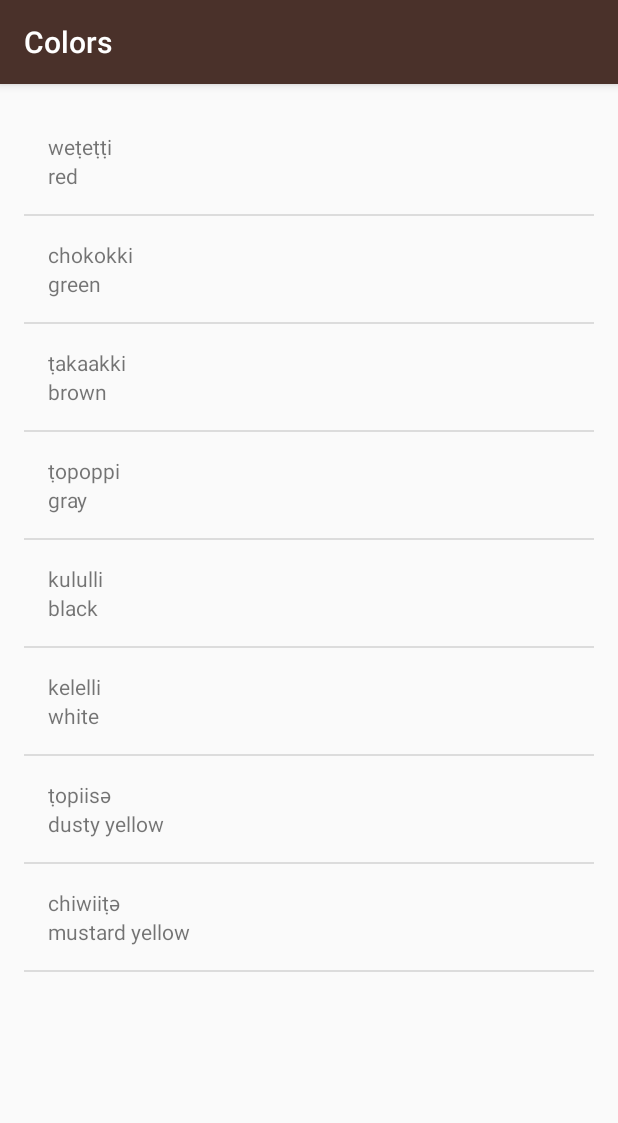
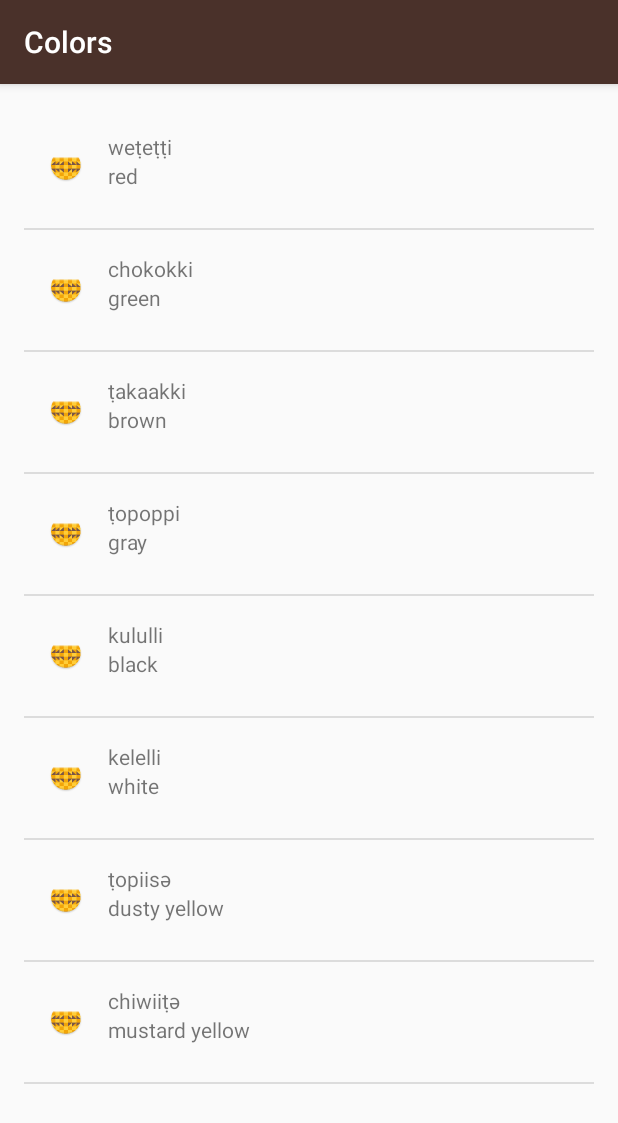
Before and after one commit to adussa3/Miwok, an Android app: the ColorsActivity screen opened directly, with no data from a screen before it, on a phone screen of 412 x 824 dp. Shown: the top 1123 px of the screen. Run offline under Robolectric (Android 15) with nearby library versions, the phone set to English and light mode, and no system bars.

Commit message:
Created common layout used for all the activities

```diff
--- a/app/src/main/res/layout/list_item.xml
+++ b/app/src/main/res/layout/list_item.xml
@@ -1,10 +1,25 @@
 <?xml version="1.0" encoding="utf-8"?>
 <LinearLayout xmlns:android="http://schemas.android.com/apk/res/android"
+    xmlns:app="http://schemas.android.com/apk/res-auto"
     xmlns:tools="http://schemas.android.com/tools"
     android:layout_width="match_parent"
     android:layout_height="match_parent"
+    android:orientation="horizontal"
+    android:padding="16dp">
+
+    <ImageView
+        android:id="@+id/imageView"
+        android:layout_width="wrap_content"
+        android:layout_height="wrap_content"
+        android:layout_weight="1"
+        app:srcCompat="@mipmap/ic_launcher" />
+
+    <LinearLayout
+        android:layout_width="match_parent"
+        android:layout_height="match_parent"
+        android:layout_weight="1"
         android:orientation="vertical"
-    android:padding="16dp">
+        android:paddingLeft="16dp">
 
         <TextView
             android:id="@+id/miwok_text_view"
@@ -17,4 +32,7 @@
             android:layout_width="match_parent"
             android:layout_height="wrap_content"
             android:text="one" />
+
     </LinearLayout>
+
+</LinearLayout>
```
Lines whose indentation alone changed are shown as unchanged.
